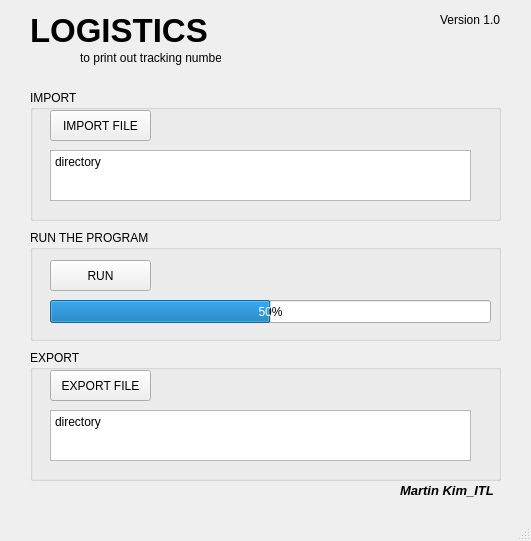
Above: tracking-number.ui from MartinKim1954/logistics_tracking-number before the change. Below: the same form after it.
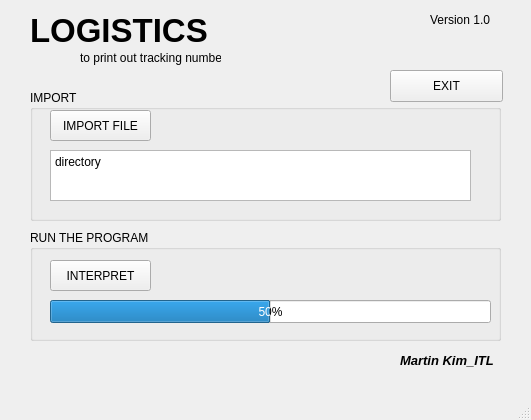
That is the form after the change.

```diff
--- a/tracking-number.ui
+++ b/tracking-number.ui
@@ -7,7 +7,7 @@
     <x>0</x>
     <y>0</y>
     <width>531</width>
-    <height>541</height>
+    <height>420</height>
    </rect>
   </property>
   <property name="windowTitle">
@@ -50,9 +50,9 @@
    <widget class="QLabel" name="label_3">
     <property name="geometry">
      <rect>
-      <x>440</x>
+      <x>430</x>
       <y>10</y>
-      <width>61</width>
+      <width>71</width>
       <height>20</height>
      </rect>
     </property>
@@ -64,7 +64,7 @@
     <property name="geometry">
      <rect>
       <x>400</x>
-      <y>480</y>
+      <y>350</y>
       <width>101</width>
       <height>20</height>
      </rect>
@@ -157,48 +157,22 @@
       </rect>
      </property>
      <property name="text">
-      <string>RUN</string>
+      <string>INTERPRET</string>
      </property>
     </widget>
    </widget>
-   <widget class="QGroupBox" name="groupBox_3">
+   <widget class="QPushButton" name="btn_exit">
     <property name="geometry">
      <rect>
-      <x>30</x>
-      <y>350</y>
-      <width>471</width>
-      <height>131</height>
+      <x>390</x>
+      <y>70</y>
+      <width>113</width>
+      <height>32</height>
      </rect>
     </property>
-    <property name="title">
-     <string>EXPORT</string>
+    <property name="text">
+     <string>EXIT</string>
     </property>
-    <widget class="QPlainTextEdit" name="tb_export_directory">
-     <property name="geometry">
-      <rect>
-       <x>20</x>
-       <y>60</y>
-       <width>421</width>
-       <height>51</height>
-      </rect>
-     </property>
-     <property name="plainText">
-      <string>directory</string>
-     </property>
-    </widget>
-    <widget class="QPushButton" name="btn_export">
-     <property name="geometry">
-      <rect>
-       <x>20</x>
-       <y>20</y>
-       <width>101</width>
-       <height>31</height>
-      </rect>
-     </property>
-     <property name="text">
-      <string>EXPORT FILE</string>
-     </property>
-    </widget>
    </widget>
   </widget>
   <widget class="QMenuBar" name="menubar">
```
Left out of the diff: 6 changed lines with no effect on the pictures.
